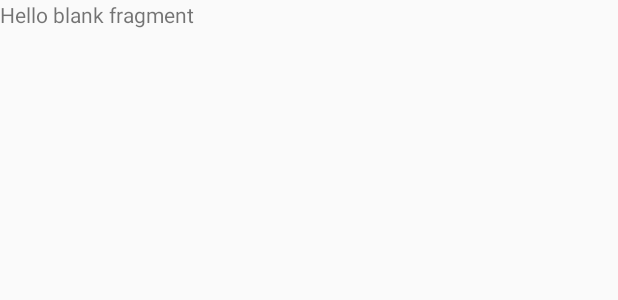
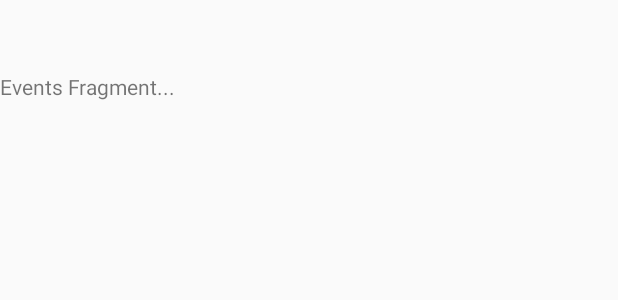
Before and after one commit to anurag-23/Revels18, an Android app: the layout fragment_events.xml on its own in the app's theme, with its tools: preview values and no code run, on a phone screen of 412 x 824 dp. Shown: the top 300 px of the screen. Run offline under Robolectric (Android 15) with nearby library versions, the phone set to English and light mode, and no system bars.

Commit message:
Adds Tabs and GestureDetector to EventsFragment

```diff
--- a/app/src/main/java/revels18/in/revels18/application/Revels.java
+++ b/app/src/main/java/revels18/in/revels18/application/Revels.java
@@ -10,10 +10,14 @@ public class Revels extends Application {
     @Override
     public void onCreate() {
         super.onCreate();
-
         Realm.init(this);
         RealmConfiguration realmConfiguration = new RealmConfiguration.Builder().build();
         Realm.setDefaultConfiguration(realmConfiguration);
+        // TODO: Move below method call to the splash screen once made
+
+    }
+    private void loadData(){
+
     }
 
 }
--- a/app/src/main/java/revels18/in/revels18/fragments/CategoriesFragment.java
+++ b/app/src/main/java/revels18/in/revels18/fragments/CategoriesFragment.java
@@ -45,7 +45,7 @@ public class CategoriesFragment extends Fragment {
     private static final int LOAD_CATEGORIES = 0;
     private static final int UPDATE_CATEGORIES = 1;
     private MenuItem searchItem;
-
+    private String TAG = "CategoriesFragment";
     public CategoriesFragment() {
     }
 
@@ -83,6 +83,8 @@ public class CategoriesFragment extends Fragment {
 
         if (mDatabase.where(CategoryModel.class).findAll().size() != 0){
             displayData();
+        }else{
+            Log.i(TAG, "onCreateView: No categories in realm");
         }
         return view;
     }
--- a/app/src/main/res/layout/fragment_events.xml
+++ b/app/src/main/res/layout/fragment_events.xml
@@ -1,13 +1,21 @@
-<FrameLayout xmlns:android="http://schemas.android.com/apk/res/android"
-    xmlns:tools="http://schemas.android.com/tools"
+<LinearLayout android:orientation="vertical"
+    android:id="@+id/events_layout"
     android:layout_width="match_parent"
     android:layout_height="match_parent"
-    tools:context="revels18.in.revels18.fragments.EventsFragment">
+    xmlns:android="http://schemas.android.com/apk/res/android"
+    xmlns:app="http://schemas.android.com/apk/res-auto">
 
-    <!-- TODO: Update blank fragment layout -->
-    <TextView
-        android:layout_width="match_parent"
-        android:layout_height="match_parent"
-        android:text="@string/hello_blank_fragment" />
+        <android.support.design.widget.TabLayout
+            android:id="@+id/tabs"
+            android:layout_width="match_parent"
+            android:layout_height="wrap_content"
+            app:tabGravity="fill"
+            app:tabMode="fixed"></android.support.design.widget.TabLayout>
 
-</FrameLayout>
+        <TextView
+            android:id="@+id/testTV"
+            android:layout_width="match_parent"
+            android:layout_height="200dp"
+            android:text="Events Fragment..." />
+
+    </LinearLayout>
--- a/build.gradle
+++ b/build.gradle
@@ -5,7 +5,7 @@ buildscript {
         jcenter()
     }
     dependencies {
-        classpath 'com.android.tools.build:gradle:2.1.3'
+        classpath 'com.android.tools.build:gradle:2.3.3'
         classpath "io.realm:realm-gradle-plugin:3.3.1"
         classpath 'com.google.gms:google-services:3.1.0'
         // NOTE: Do not place your application dependencies here; they belong
```
Also changed, not shown: app/src/main/AndroidManifest.xml (+9 -6 lines), app/src/main/java/revels18/in/revels18/activities/SplashActivity.java (+11 -10 lines), app/src/main/java/revels18/in/revels18/fragments/EventsFragment.java (+121 -2 lines), gradle/wrapper/gradle-wrapper.properties.
